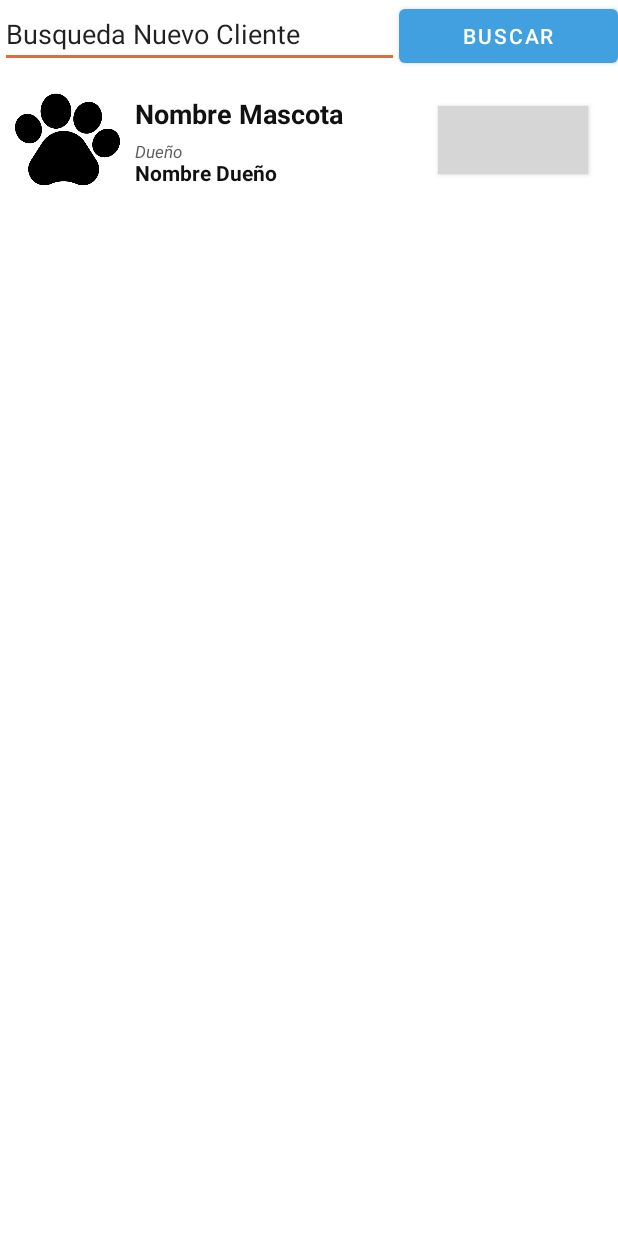
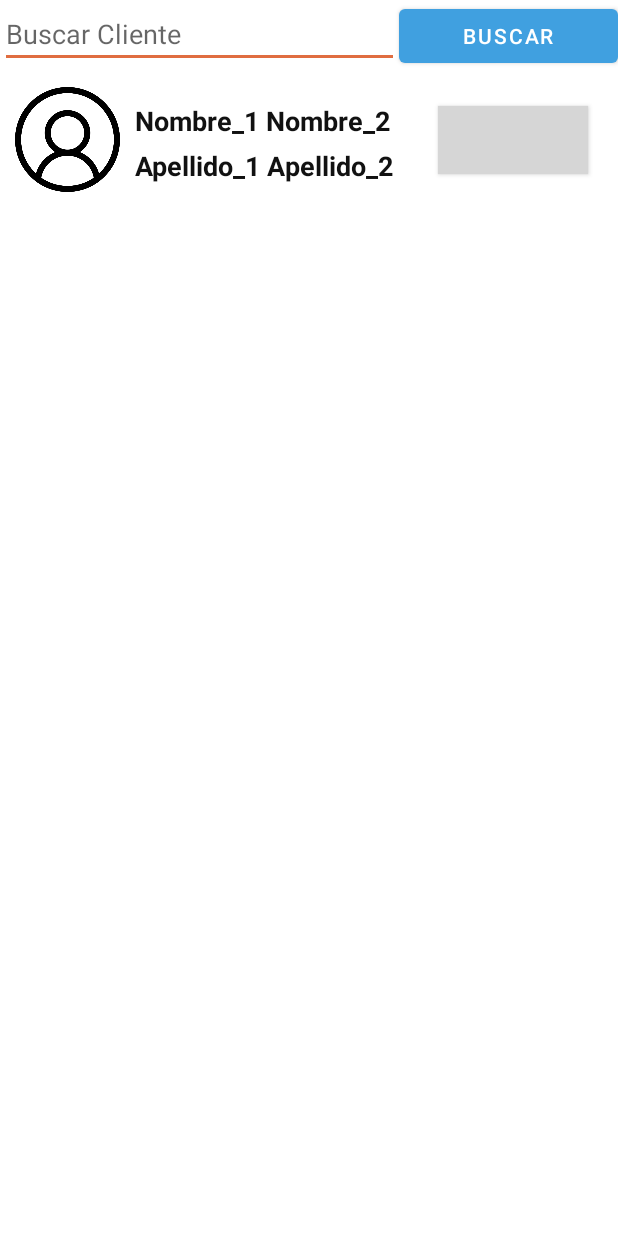
Before and after one commit to matiasErenchun/ProyectoTecnologiasMoviles-, an Android app: the fragment gestionarClientesVet shown on its own in the app's theme, on a phone screen of 412 x 824 dp. Run offline under Robolectric (Android 15) with nearby library versions, the phone set to English and light mode, and no system bars; grey boxes are pictures that could not be loaded.

Commit message:
Arreglo Vistas Veterinario
Siguiendo la secuencia de uso de un veterinario.

```diff
--- a/app/src/main/res/layout/fragment_gestionar_clientes_vet.xml
+++ b/app/src/main/res/layout/fragment_gestionar_clientes_vet.xml
@@ -25,8 +25,9 @@
                 android:layout_height="wrap_content"
                 android:layout_weight="1"
                 android:ems="10"
+                android:hint="Buscar Cliente"
                 android:inputType="textPersonName"
-                android:text="Busqueda Nuevo Cliente" />
+                />
 
             <Button
                 android:id="@+id/button2"
@@ -55,7 +56,7 @@
                 <ImageView
                     android:layout_width="70dp"
                     android:layout_height="70dp"
-                    android:src="@drawable/pawprint" />
+                    android:src="@drawable/user" />
 
                 <LinearLayout
                     android:layout_width="wrap_content"
@@ -66,30 +67,19 @@
                         android:layout_width="wrap_content"
                         android:layout_height="wrap_content"
                         android:layout_marginLeft="10dp"
-                        android:layout_marginTop="5dp"
-                        android:text="Nombre Mascota"
+                        android:layout_marginTop="10dp"
+                        android:text="Nombre_1 Nombre_2"
                         android:textColor="@color/black"
                         android:textSize="18sp"
                         android:textStyle="bold" />
-
                     <TextView
                         android:layout_width="wrap_content"
                         android:layout_height="wrap_content"
                         android:layout_marginLeft="10dp"
                         android:layout_marginTop="5dp"
-                        android:text="Dueño"
-                        android:textColor="@color/gray"
-                        android:textSize="11sp"
-                        android:textStyle="italic" />
-
-                    <TextView
-                        android:layout_width="wrap_content"
-                        android:layout_height="wrap_content"
-                        android:layout_marginLeft="10dp"
-                        android:layout_marginTop="-3dp"
-                        android:text="Nombre Dueño"
+                        android:text="Apellido_1 Apellido_2"
                         android:textColor="@color/black"
-                        android:textSize="14sp"
+                        android:textSize="18sp"
                         android:textStyle="bold" />
 
                 </LinearLayout>
@@ -103,7 +93,7 @@
                         android:layout_height="45dp"
                         android:layout_marginEnd="20dp"
                         android:background="@color/colorPrimary"
-                        android:text="Ver Mascota"
+                        android:text="Ver Cliente"
                         android:textSize="10sp"
                         app:layout_constraintBottom_toBottomOf="parent"
                         app:layout_constraintEnd_toEndOf="parent"
--- a/app/src/main/res/layout/fragment_menu_inicial_veterinario.xml
+++ b/app/src/main/res/layout/fragment_menu_inicial_veterinario.xml
@@ -68,5 +68,11 @@
         app:menu="@menu/navigation_vet"
         android:layout_gravity="start"/>
 
+    <com.google.android.material.floatingactionbutton.FloatingActionButton
+        android:id="@+id/fab"
+        android:layout_width="wrap_content"
+        android:layout_height="wrap_content"
+        android:layout_gravity="end|bottom"
+        android:layout_margin="16dp" />
 
 </androidx.drawerlayout.widget.DrawerLayout>
--- a/app/src/main/res/layout/fragment_perfil__veterinario.xml
+++ b/app/src/main/res/layout/fragment_perfil__veterinario.xml
@@ -38,7 +38,7 @@
             android:layout_height="wrap_content"
             android:layout_marginTop="15dp"
             android:gravity="center"
-            android:text="Universidad de Tu mama"
+            android:text="Universidad de Talca"
             android:textColor="@color/black"
             android:textSize="16sp"
             android:textStyle="bold" />
--- a/app/src/main/res/navigation/mainnavvet.xml
+++ b/app/src/main/res/navigation/mainnavvet.xml
@@ -11,11 +11,6 @@
         android:label="fragment_perfil__veterinario"
         tools:layout="@layout/fragment_perfil__veterinario" />
     <fragment
-        android:id="@+id/pacientes_veterinario"
-        android:name="com.example.VeterHub.pacientes_veterinario"
-        android:label="fragment_pacientes_veterinario"
-        tools:layout="@layout/fragment_pacientes_veterinario" />
-    <fragment
         android:id="@+id/gestionarClientesVet"
         android:name="com.example.VeterHub.gestionarClientesVet"
         android:label="fragment_gestionar_clientes_vet"
```
Also changed, not shown: app/src/main/java/com/example/VeterHub/ClientePerfilVeterinario.kt (added, +59 -0 lines), app/src/main/res/layout/fragment_cliente_perfil_veterinario.xml (added, +44 -0 lines), app/src/main/res/layout/fragment_pacientes_veterinario.xml (+2 -22 lines), app/src/main/res/drawable/bell.png (added).
